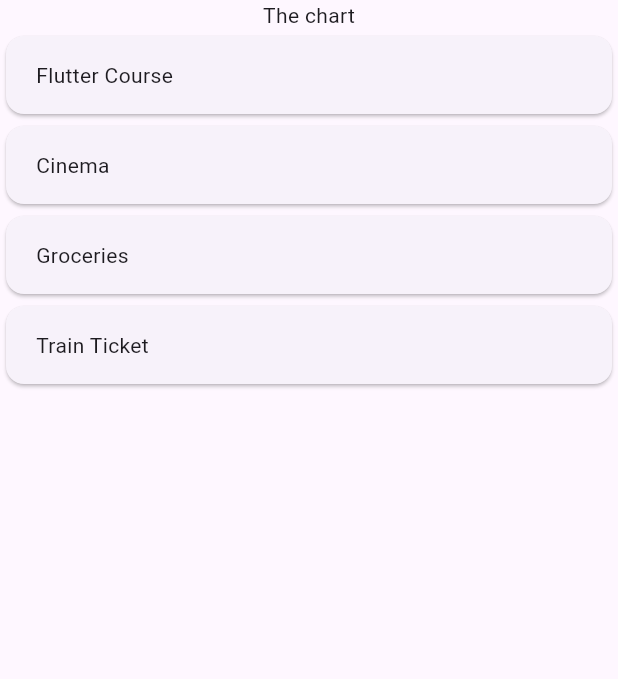
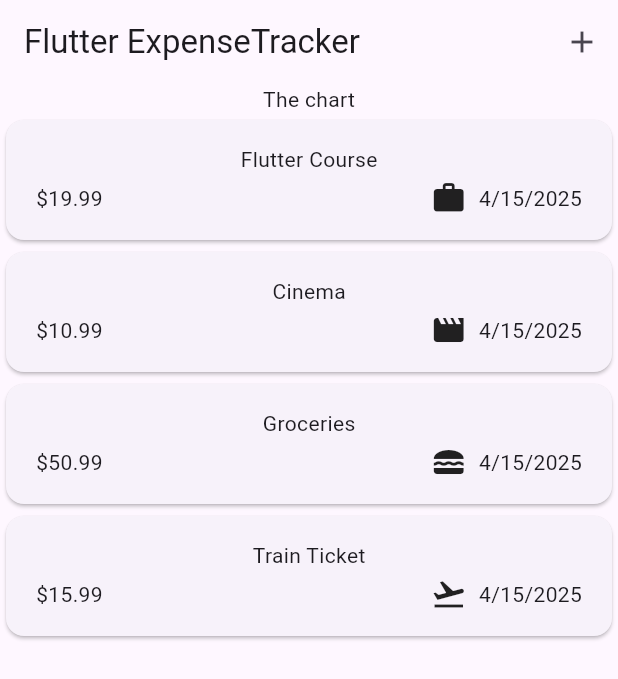
Before and after one commit to Dado-hash/Flutter-course, a Flutter app: the screen it shows after launch, on a phone screen of 412 x 824 dp. Shown: the top 679 px of the screen. Run offline on Flutter 3.47's test engine with Material 3 defaults, Android fonts, the phone set to English and light mode, and no system bars; our stand-ins replace google_fonts.

Commit message:
Starting lecture 110

```diff
--- a/expense_tracker/lib/models/expense.dart
+++ b/expense_tracker/lib/models/expense.dart
@@ -1,4 +1,8 @@
+import 'package:flutter/material.dart';
 import 'package:uuid/uuid.dart';
+import 'package:intl/intl.dart';
+
+final formatter = DateFormat.yMd();
 
 const uuid = Uuid();
 
@@ -8,6 +12,13 @@ enum Category {
   leisure,
   work,
 }
+
+const categoryIcons = {
+  Category.food: Icons.lunch_dining,
+  Category.travel: Icons.flight_takeoff,
+  Category.leisure: Icons.movie,
+  Category.work: Icons.work,
+};
 
 class Expense {
   Expense({
@@ -22,4 +33,8 @@ class Expense {
   final double amount;
   final DateTime date;
   final Category category;
+
+  String get formattedDate {
+    return formatter.format(date);
+  }
 }
--- a/expense_tracker/lib/widgets/expenses.dart
+++ b/expense_tracker/lib/widgets/expenses.dart
@@ -1,5 +1,6 @@
 import 'package:expense_tracker/widgets/expenses_list/expenses_list.dart';
 import 'package:expense_tracker/models/expense.dart';
+import 'package:expense_tracker/widgets/new_expense.dart';
 import 'package:flutter/material.dart';
 
 class Expenses extends StatefulWidget {
@@ -33,9 +34,23 @@ class _ExpensesState extends State<Expenses> {
         category: Category.travel),
   ];
 
+  void _openAddExpenseOverlay() {
+    showModalBottomSheet(
+      context: context,
+      builder: (ctx) => const NewExpense(),
+    );
+  }
+
   @override
   Widget build(BuildContext context) {
     return Scaffold(
+      appBar: AppBar(
+        title: const Text('Flutter ExpenseTracker'),
+        actions: [
+          IconButton(
+              onPressed: _openAddExpenseOverlay, icon: const Icon(Icons.add))
+        ],
+      ),
       body: Column(
         children: [
           const Text('The chart'),
--- a/expense_tracker/lib/widgets/expenses_list/expense_item.dart
+++ b/expense_tracker/lib/widgets/expenses_list/expense_item.dart
@@ -14,7 +14,26 @@ class ExpenseItem extends StatelessWidget {
           horizontal: 20,
           vertical: 16,
         ),
-        child: Text(expense.title),
+        child: Column(
+          children: [
+            Text(expense.title),
+            const SizedBox(height: 4),
+            Row(
+              children: [
+                Text(
+                    '\$${expense.amount.toStringAsFixed(2)}'), //12.3433 => 12.34
+                const Spacer(),
+                Row(
+                  children: [
+                    Icon(categoryIcons[expense.category]),
+                    const SizedBox(width: 8),
+                    Text(expense.formattedDate),
+                  ],
+                ),
+              ],
+            )
+          ],
+        ),
       ),
     );
   }
--- a/expense_tracker/pubspec.yaml
+++ b/expense_tracker/pubspec.yaml
@@ -36,6 +36,7 @@ dependencies:
   # Use with the CupertinoIcons class for iOS style icons.
   cupertino_icons: ^1.0.2
   uuid: ^4.5.1
+  intl: ^0.20.2
 
 dev_dependencies:
   flutter_test:
```
Also changed, not shown: expense_tracker/lib/widgets/new_expense.dart (added, +42 -0 lines), expense_tracker/pubspec.lock.
